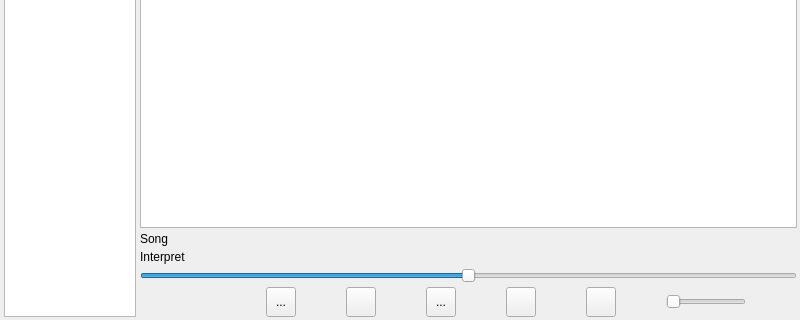
Before: the Qt Designer form mainwindow.ui in mishale/MP3Player-Qt, drawn with Qt 5; both pictures show x 0 to 800 and y 280 to 600 of the 800 by 600 pixel window.
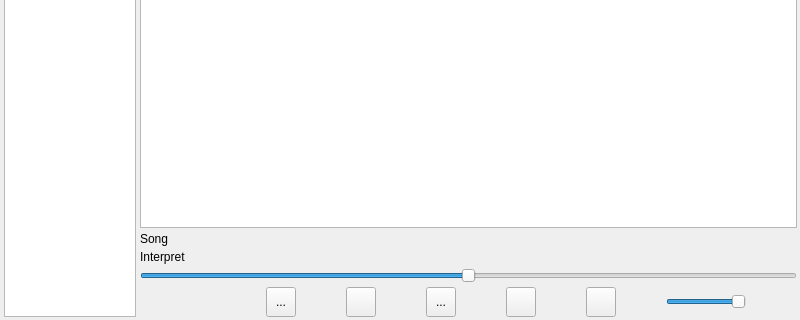
After: the same form once the commit is applied. Icons and pictures are not drawn.

Diff of the .ui file:
```diff
--- a/mainwindow.ui
+++ b/mainwindow.ui
@@ -126,6 +126,12 @@
          <property name="sizeConstraint">
           <enum>QLayout::SizeConstraint::SetDefaultConstraint</enum>
          </property>
+         <property name="leftMargin">
+          <number>0</number>
+         </property>
+         <property name="topMargin">
+          <number>0</number>
+         </property>
          <item>
           <spacer name="horizontalSpacer">
            <property name="orientation">
@@ -254,6 +260,9 @@
              <height>30</height>
             </size>
            </property>
+           <property name="value">
+            <number>99</number>
+           </property>
            <property name="orientation">
             <enum>Qt::Orientation::Horizontal</enum>
            </property>
```
